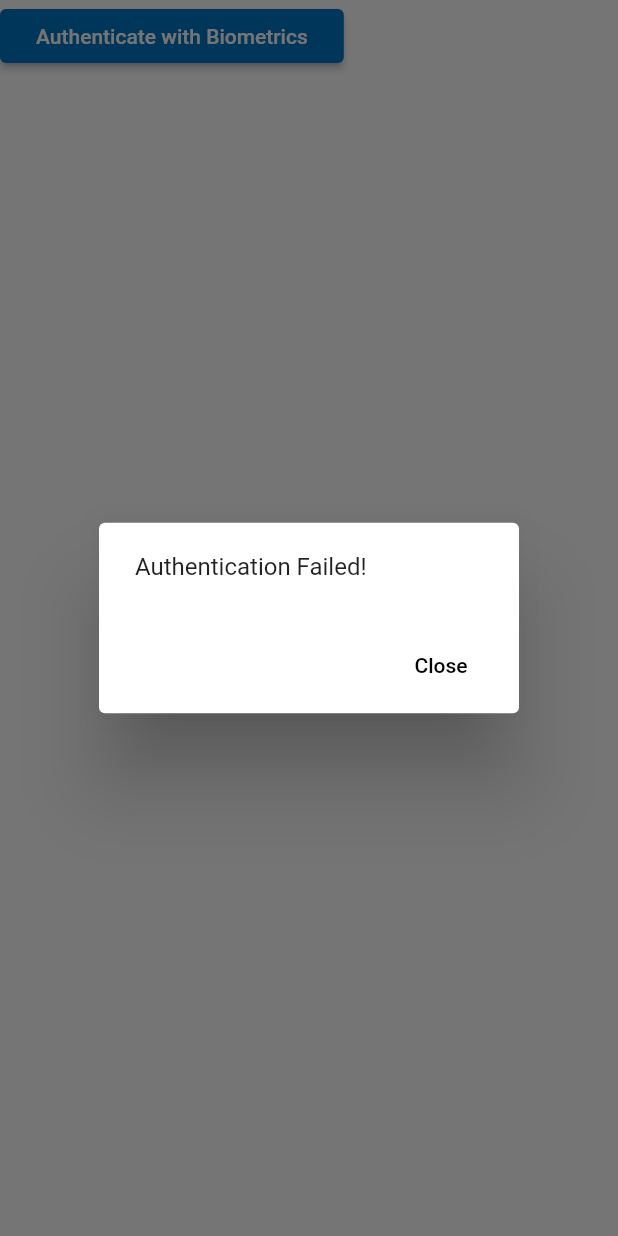
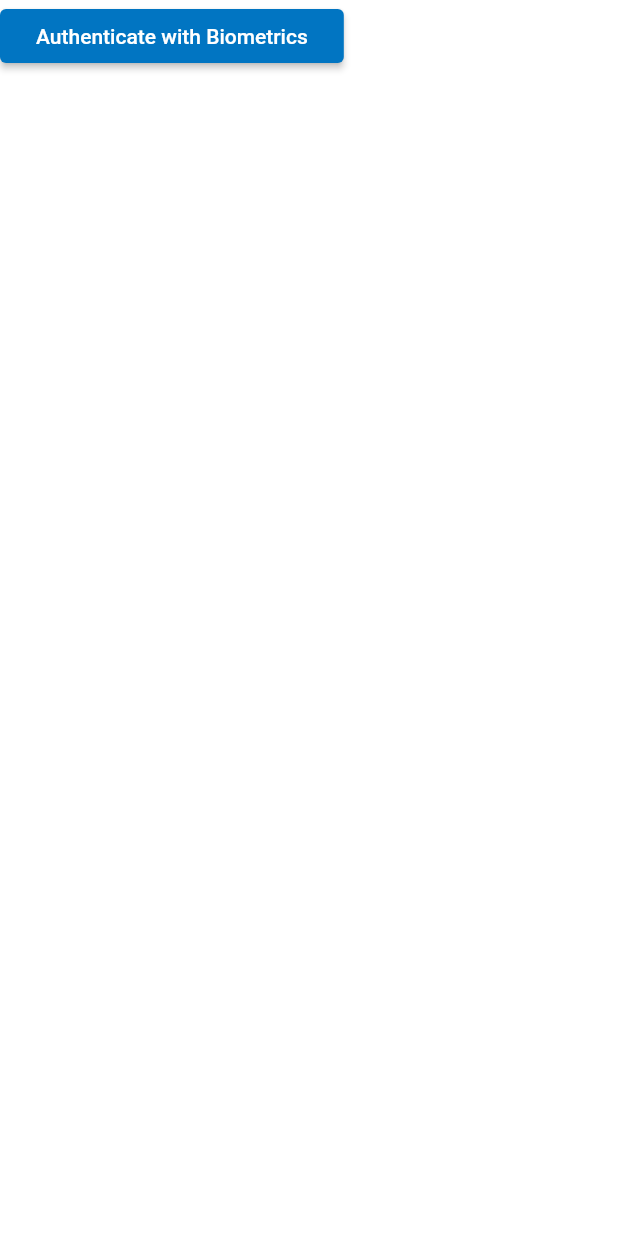
Before and after one commit to christophereluc/cs361, a Flutter app: the FingerprintAuth widget shown alone on an empty page, opened directly, after a tap on "Authenticate with Biometrics", on a phone screen of 412 x 824 dp. Run offline on Flutter 3.47's test engine with Material 2 defaults, Android fonts, the phone set to English and light mode, and no system bars; our stand-ins replace local_auth.

Commit message:
Removed failed flow for now

```diff
--- a/lib/login/login.dart
+++ b/lib/login/login.dart
@@ -146,26 +146,24 @@ class _FingerprintAuthState extends State<FingerprintAuth> {
     if (!mounted) return;
 
     setState(() {
-      _showDialog(authenticated);
+      if (authenticated) _showDialog();
     });
   }
 
-  void _showDialog(bool success) {
+  void _showDialog() {
     showDialog(
         context: context,
         builder: (BuildContext context) {
           return AlertDialog(
-            content: Text(success
-                ? "Authentication Successful!"
-                : "Authentication Failed!"),
+            content: Text("Authentication Successful!:"),
             actions: <Widget>[
               FlatButton(
                 child: Text("Close"),
                 onPressed: () {
                   //Dismiss dialog
                   Navigator.of(context).pop();
-                  //If auth was successful, dismiss auth screen
-                  if (success) Navigator.of(context).pop();
+                  //dismiss auth screen
+                  Navigator.of(context).pop();
                 },
               )
             ],
```
